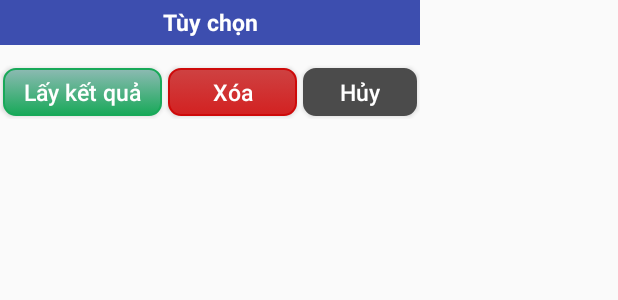
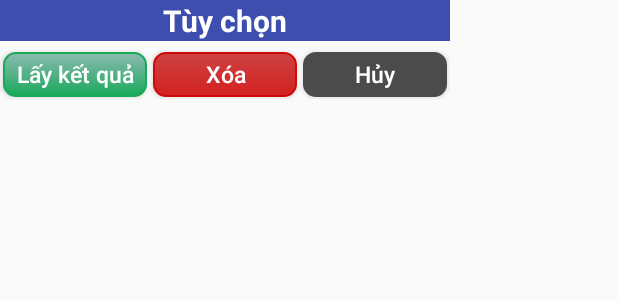
Before and after one commit to lap-trinh-android-chieu-thu-5/Calculator, an Android app: the layout custom_dialog.xml on its own in the app's theme, with its tools: preview values and no code run, on a phone screen of 412 x 824 dp. Shown: the top 300 px of the screen. Run offline under Robolectric (Android 15) with nearby library versions, the phone set to English and light mode, and no system bars.

```diff
--- a/Calculator/app/src/main/java/calculator/team07/adapter/CustomAdapter.java
+++ b/Calculator/app/src/main/java/calculator/team07/adapter/CustomAdapter.java
@@ -37,8 +37,8 @@ public class CustomAdapter<puclic> extends ArrayAdapter<Result> {
             convertView = LayoutInflater.from(this.mContext).inflate(R.layout.row_item, parent, false);
             viewHolder = new ViewHolder();
 
-            viewHolder.mTvExpression = (TextView) convertView.findViewById(R.id.text_view_expression);
-            viewHolder.mTvAnswer = (TextView) convertView.findViewById(R.id.text_view_answer);
+            viewHolder.mTvAnswer = (TextView) convertView.findViewById(R.id.text_view_expression);
+            viewHolder.mTvExpression = (TextView) convertView.findViewById(R.id.text_view_answer);
             convertView.setTag(viewHolder);
         } else {
             viewHolder = (ViewHolder) convertView.getTag();
--- a/Calculator/app/src/main/res/layout/custom_dialog.xml
+++ b/Calculator/app/src/main/res/layout/custom_dialog.xml
@@ -1,56 +1,55 @@
 <?xml version="1.0" encoding="utf-8"?>
 <LinearLayout xmlns:android="http://schemas.android.com/apk/res/android"
     android:orientation="vertical"
-    android:layout_width="280dp"
-    android:layout_height="90dp">
+    android:layout_width="300dp"
+    android:layout_height="wrap_content">
 
     <TextView
         android:layout_marginBottom="5dp"
         android:background="#3D4EAF"
         android:textStyle="bold"
         android:textColor="#ffffff"
-        android:textSize="15dp"
+        android:textSize="20dp"
+        android:layout_weight="1"
         android:layout_width="match_parent"
-        android:layout_height="30dp"
+        android:layout_height="wrap_content"
         android:gravity="center"
         android:text="Tùy chọn"/>
     <LinearLayout
-        android:layout_marginTop="8dp"
         android:layout_width="match_parent"
         android:layout_height="wrap_content"
         android:orientation="horizontal">
-
         <Button
+            android:layout_margin="2dp"
+            android:textSize="15dp"
+            android:background="@drawable/bg_button_accept"
+            android:id="@+id/btn_accept"
             android:layout_weight="1"
-            android:id="@+id/btn_accept"
-            android:layout_width="100dp"
-            android:layout_height="32dp"
-            android:layout_margin="2dp"
-            android:background="@drawable/bg_button_accept"
+            android:layout_width="match_parent"
+            android:layout_height="30dp"
             android:text="Lấy kết quả"
             android:textAllCaps="false"
-            android:textColor="#ffffff"
-            android:textSize="15dp" />
+            android:textColor="#ffffff"/>
         <Button
-            android:layout_weight="1"
             android:layout_margin="2dp"
             android:textSize="15dp"
             android:background="@drawable/bg_button_delete"
             android:id="@+id/btn_delete"
-            android:layout_width="80dp"
-            android:layout_height="32dp"
+            android:layout_weight="1"
+            android:layout_width="match_parent"
+            android:layout_height="30dp"
             android:text="Xóa"
             android:textAllCaps="false"
             android:textColor="#ffff"/>
         <Button
-            android:layout_weight="1"
             android:layout_margin="2dp"
             android:textSize="15dp"
             android:textColor="#ffffff"
             android:background="@drawable/bg_button_cancel"
             android:id="@+id/btn_cancle"
-            android:layout_width="70dp"
-            android:layout_height="32dp"
+            android:layout_weight="1"
+            android:layout_width="match_parent"
+            android:layout_height="30dp"
             android:text="Hủy"
             android:textAllCaps="false"/>
     </LinearLayout>
```
Also changed, not shown: Calculator/app/src/main/AndroidManifest.xml (+2 -5 lines), Calculator/app/src/main/java/calculator/team07/model/HistoryInteractor.java (+0 -36 lines), Calculator/app/src/main/java/calculator/team07/model/IHistoryListener.java (+0 -17 lines), Calculator/app/src/main/java/calculator/team07/model/IMainListener.java (+4 -6 lines), Calculator/app/src/main/java/calculator/team07/model/SubModel/CalculatorHandle.java (+5 -10 lines), Calculator/app/src/main/java/calculator/team07/presenter/HistoryPresenter.java (+1 -59 lines), Calculator/app/src/main/java/calculator/team07/presenter/IHistoryView.java (+0 -16 lines), Calculator/app/src/main/java/calculator/team07/presenter/IMainView.java (+4 -6 lines), Calculator/app/src/main/java/calculator/team07/view/HistoryActivity.java (+30 -55 lines), Calculator/app/src/main/java/calculator/team07/view/MainActivity.java (+6 -24 lines), Calculator/app/src/main/res/layout/activity_history.xml (+10 -3 lines), Calculator/app/src/main/res/layout/row_item.xml (+1 -11 lines), Calculator/app/src/main/res/drawable-hdpi/ic_back.png (deleted), Calculator/app/src/main/res/drawable-mdpi/ic_back.png (deleted), 3 more files.
